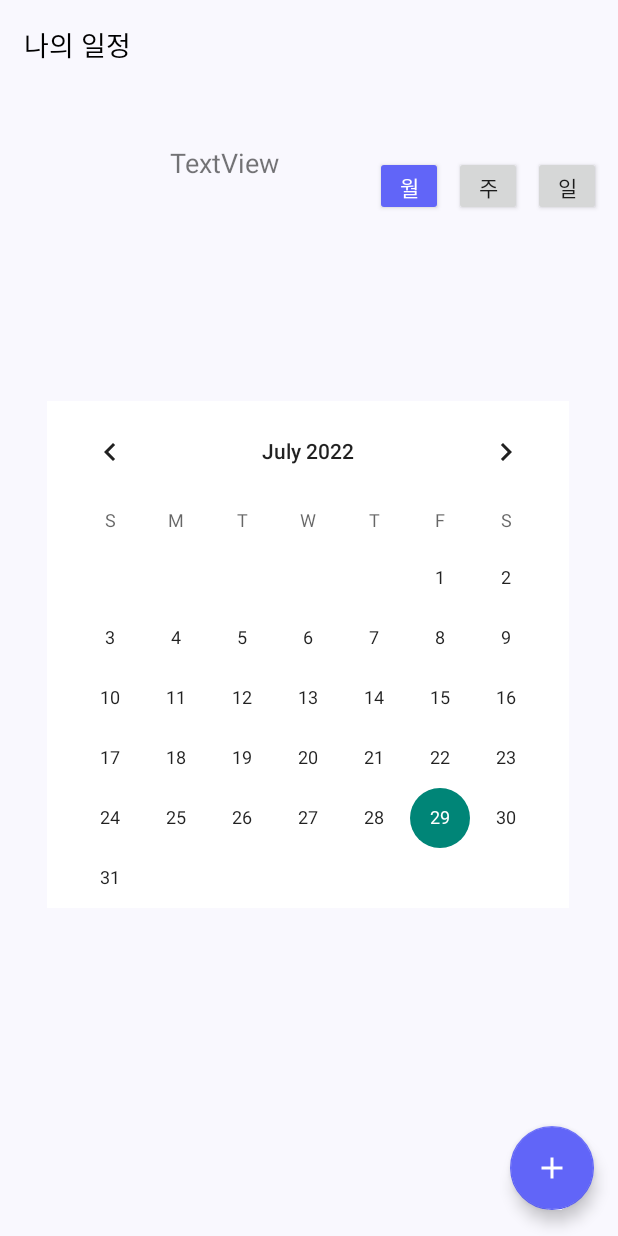
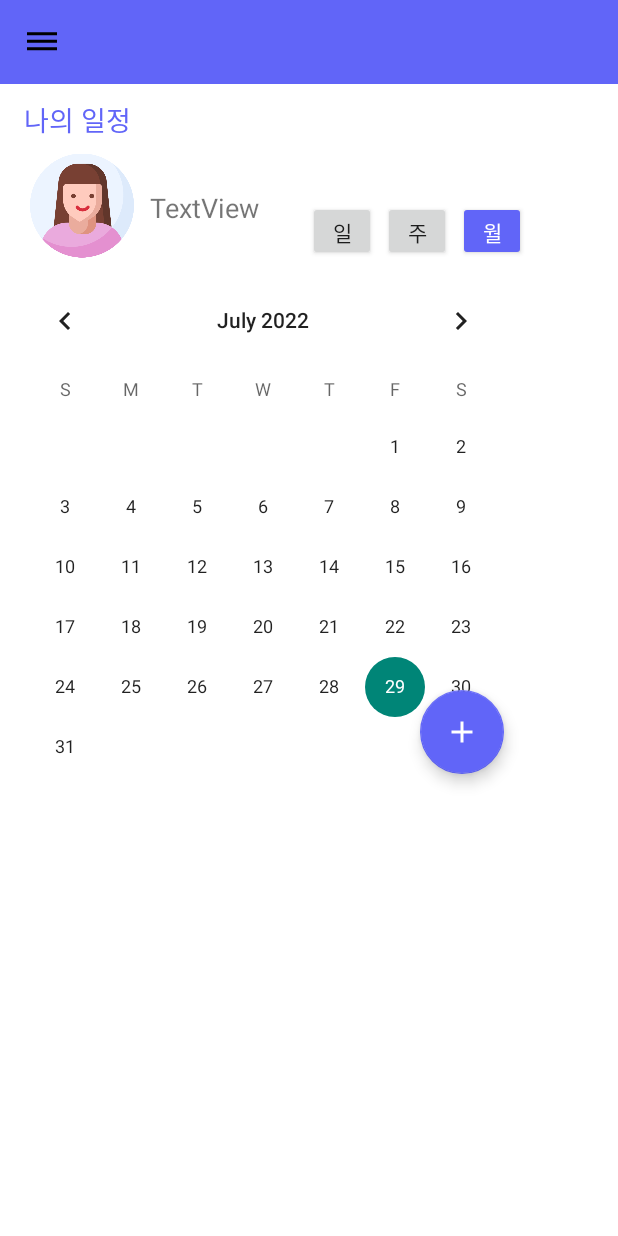
Before and after one commit to minzee09/guru2_15, an Android app: the MyScheMonth screen opened directly, with no data from a screen before it, on a phone screen of 412 x 824 dp. Run offline under Robolectric (Android 15) with nearby library versions, the phone set to English and light mode, and no system bars; our stand-ins replace Firebase (no records; nobody signed in at launch, a user with empty details on screens opened directly).

Commit message:
activity_move

```diff
--- a/app/src/main/java/com/example/guru2_15/MyScheDay.kt
+++ b/app/src/main/java/com/example/guru2_15/MyScheDay.kt
@@ -121,8 +121,7 @@ class MyScheDay : AppCompatActivity (),View.OnClickListener, NavigationView.OnNa
                     startActivity(intent)
                 }
                 R.id.weekBtn -> {
-                    var intent = Intent(this, MyScheWeek::class.java)
-                    intent.putExtra("date",date)
+                    var intent = Intent(this,MyScheWeek::class.java)
                     startActivity(intent)
                 }
                 R.id.dayBtn -> {
--- a/app/src/main/java/com/example/guru2_15/MyScheMonth.kt
+++ b/app/src/main/java/com/example/guru2_15/MyScheMonth.kt
@@ -5,17 +5,28 @@ import android.database.Cursor
 import android.database.sqlite.SQLiteDatabase
 
 import android.os.Bundle
+import android.view.MenuItem
 import android.view.View
 import android.widget.Button
 import android.widget.CalendarView
 import android.widget.TextView
 import androidx.appcompat.app.AppCompatActivity
+import androidx.appcompat.widget.Toolbar
+import androidx.core.view.GravityCompat
+import androidx.drawerlayout.widget.DrawerLayout
+import com.google.android.material.floatingactionbutton.FloatingActionButton
+import com.google.android.material.navigation.NavigationView
+import com.google.firebase.auth.FirebaseAuth
 
 
-class MyScheMonth : AppCompatActivity(),View.OnClickListener  {
+class MyScheMonth : AppCompatActivity(),View.OnClickListener,NavigationView.OnNavigationItemSelectedListener  {
+
+    lateinit var drawerLayout : DrawerLayout
+    lateinit var navigationView : NavigationView
+
     var userID: String = "userID"
     lateinit var calendarView: CalendarView
-    lateinit var addScheFab : Button
+    lateinit var addScheFab : FloatingActionButton
     lateinit var monthBtn : Button
     lateinit var weekBtn : Button
     lateinit var dayBtn : Button
@@ -26,6 +37,19 @@ class MyScheMonth : AppCompatActivity(),View.OnClickListener  {
     override fun onCreate(savedInstanceState: Bundle?) {
         super.onCreate(savedInstanceState)
         setContentView(R.layout.activity_my_sche_month)
+
+        // 상단 툴바 설정ㅁ
+        val toolbar : Toolbar = findViewById(R.id.toolbar)
+        setSupportActionBar(toolbar)
+
+        supportActionBar?.setDisplayHomeAsUpEnabled(true)
+        supportActionBar?.setDisplayShowTitleEnabled(false)
+        supportActionBar?.setHomeAsUpIndicator(R.drawable.navi_menu)
+
+        drawerLayout = findViewById(R.id.drawerLayout)
+
+        navigationView = findViewById(R.id.navigationView)
+        navigationView.setNavigationItemSelectedListener(this)
 
         // UI값 생성
         calendarView=findViewById(R.id.calendarView)
@@ -100,6 +124,57 @@ class MyScheMonth : AppCompatActivity(),View.OnClickListener  {
         }
     }
 
+    private fun startLoginActivity() {
+        startActivity(Intent(this, LoginActivity::class.java))
+    }
+
+
+    override fun onOptionsItemSelected(item: MenuItem): Boolean {
+
+        when(item!!.itemId){
+            android.R.id.home -> {
+                drawerLayout.openDrawer(GravityCompat.START)
+            }
+        }
+        return super.onOptionsItemSelected(item)
+    }
+
+    override fun onNavigationItemSelected(item: MenuItem): Boolean {
+        when(item.itemId){
+            R.id.home -> {
+                drawerLayout.closeDrawers()
+                return true
+            }
+            R.id.make -> {
+                val intent = Intent(this, ExecuteActivity::class.java)
+                startActivity(intent)
+                return true
+            }
+            R.id.friend -> {
+                val intent = Intent(this, FriendListActivity::class.java)
+                startActivity(intent)
+                return true
+            }
+            R.id.app_info -> {
+                val intent = Intent(this, Info::class.java)
+                startActivity(intent)
+                return true
+            }
+            R.id.app_logout -> {
+                FirebaseAuth.getInstance().signOut()
+                startLoginActivity()
+            }
+        }
+        return false
+    }
+
+    override fun onBackPressed() {
+        if(drawerLayout.isDrawerOpen(GravityCompat.START)){
+            drawerLayout.closeDrawers()
+        }else{
+            super.onBackPressed()
+        }
+    }
 
 
 }
--- a/app/src/main/java/com/example/guru2_15/MyScheWeek.kt
+++ b/app/src/main/java/com/example/guru2_15/MyScheWeek.kt
@@ -13,7 +13,7 @@ import com.google.android.material.floatingactionbutton.FloatingActionButton
 
 class MyScheWeek : AppCompatActivity(),View.OnClickListener {
 
-    lateinit var date: String
+    var date: String? = null
     lateinit var day1Tv : TextView
     lateinit var day2Tv : TextView
     lateinit var day3Tv : TextView
--- a/app/src/main/res/layout/activity_my_sche_month.xml
+++ b/app/src/main/res/layout/activity_my_sche_month.xml
@@ -1,42 +1,58 @@
 <?xml version="1.0" encoding="utf-8"?>
 
-<androidx.constraintlayout.widget.ConstraintLayout xmlns:android="http://schemas.android.com/apk/res/android"
+<androidx.drawerlayout.widget.DrawerLayout
+    xmlns:android="http://schemas.android.com/apk/res/android"
     xmlns:app="http://schemas.android.com/apk/res-auto"
     xmlns:tools="http://schemas.android.com/tools"
+    android:id="@+id/drawerLayout"
     android:layout_width="match_parent"
     android:layout_height="match_parent"
     android:background="@color/main2"
     android:orientation="vertical">
+
+    <RelativeLayout
+        android:layout_width="match_parent"
+        android:layout_height="match_parent"
+        android:background="#fff">
+
+    <androidx.appcompat.widget.Toolbar
+        android:id="@+id/toolbar"
+        android:layout_width="match_parent"
+        android:layout_height="wrap_content"
+        android:background="@color/main3"
+        android:theme="@style/ThemeOverlay.AppCompat.Dark.ActionBar"
+        app:contentInsetStart="0dp"
+        app:popupTheme="@style/ThemeOverlay.AppCompat.Dark.ActionBar" />
+
         <TextView
             android:id="@+id/textView"
             android:layout_width="wrap_content"
             android:layout_height="wrap_content"
             android:layout_marginStart="16dp"
-        android:layout_marginTop="16dp"
+            android:layout_marginTop="66dp"
             android:text="나의 일정"
-        android:textColor="#000000"
-        android:textSize="18sp"
-        app:layout_constraintStart_toStartOf="parent"
-        app:layout_constraintTop_toTopOf="parent" />
+            android:textColor="@color/main3"
+            android:textSize="18sp" />
 
         <ImageView
             android:id="@+id/imageView"
             android:layout_width="69dp"
             android:layout_height="74dp"
-        android:layout_marginStart="16dp"
-        android:layout_marginTop="30dp"
+            android:layout_marginLeft="20dp"
+            android:layout_marginTop="100dp"
             android:layout_weight="1"
             android:backgroundTint="@color/main3"
             app:layout_constraintStart_toStartOf="parent"
             app:layout_constraintTop_toBottomOf="@+id/textView"
-        tools:srcCompat="@tools:sample/avatars" />
+            tools:srcCompat="@tools:sample/avatars"
+            android:src="@drawable/profile"/>
 
         <TextView
             android:id="@+id/userNameTv"
             android:layout_width="wrap_content"
             android:layout_height="wrap_content"
-        android:layout_marginStart="28dp"
-        android:layout_marginTop="96dp"
+            android:layout_marginLeft="100dp"
+            android:layout_marginTop="126dp"
             android:text="TextView"
             android:textSize="18sp"
             app:layout_constraintStart_toEndOf="@+id/imageView"
@@ -46,22 +62,20 @@
             android:id="@+id/monthBtn"
             android:layout_width="45dp"
             android:layout_height="40dp"
-        android:layout_marginStart="64dp"
-        android:layout_marginTop="104dp"
+            android:layout_marginLeft="305dp"
+            android:layout_marginTop="134dp"
+            android:backgroundTint="@color/main3"
             android:text="월"
             android:textColor="@color/white"
             android:textSize="14sp"
-        android:backgroundTint="@color/main3"
-        app:layout_constraintStart_toEndOf="@+id/userNameTv"
-        app:layout_constraintTop_toTopOf="parent"
             tools:ignore="TouchTargetSizeCheck" />
 
         <Button
             android:id="@+id/weekBtn"
             android:layout_width="45dp"
             android:layout_height="40dp"
-        android:layout_marginStart="7dp"
-        android:layout_marginTop="104dp"
+            android:layout_marginLeft="255dp"
+            android:layout_marginTop="134dp"
             android:text="주"
             android:textSize="14sp"
             app:layout_constraintStart_toEndOf="@+id/monthBtn"
@@ -72,8 +86,8 @@
             android:id="@+id/dayBtn"
             android:layout_width="45dp"
             android:layout_height="40dp"
-        android:layout_marginStart="7dp"
-        android:layout_marginTop="104dp"
+            android:layout_marginLeft="205dp"
+            android:layout_marginTop="134dp"
             android:text="일"
             android:textSize="14sp"
             app:layout_constraintStart_toEndOf="@+id/weekBtn"
@@ -84,8 +98,8 @@
             android:id="@+id/addScheFab"
             android:layout_width="wrap_content"
             android:layout_height="wrap_content"
-        android:layout_marginEnd="16dp"
-        android:layout_marginBottom="17dp"
+            android:layout_marginLeft="280dp"
+            android:layout_marginTop="460dp"
             android:clickable="true"
             app:backgroundTint="@color/main3"
             app:layout_constraintBottom_toBottomOf="parent"
@@ -98,9 +112,9 @@
             android:id="@+id/calendarView"
             android:layout_width="wrap_content"
             android:layout_height="wrap_content"
-        android:layout_marginStart="8dp"
-        android:layout_marginTop="48dp"
-        android:layout_marginEnd="8dp"
+            android:layout_marginStart="1dp"
+            android:layout_marginTop="180dp"
+            android:layout_marginEnd="1dp"
             android:background="@color/white"
             app:layout_constraintBottom_toBottomOf="parent"
             app:layout_constraintEnd_toEndOf="parent"
@@ -108,4 +122,16 @@
             app:layout_constraintStart_toStartOf="parent"
             app:layout_constraintTop_toTopOf="parent" />
 
-</androidx.constraintlayout.widget.ConstraintLayout>
+    </RelativeLayout>
+
+    <com.google.android.material.navigation.NavigationView
+        android:id="@+id/navigationView"
+        android:layout_width="wrap_content"
+        android:layout_height="match_parent"
+        android:layout_gravity="start"
+        app:headerLayout="@layout/main_naviheader"
+        app:menu="@menu/menu_navigationmenu"
+        />
+
+
+</androidx.drawerlayout.widget.DrawerLayout>
```
Lines whose indentation alone changed are shown as unchanged.
